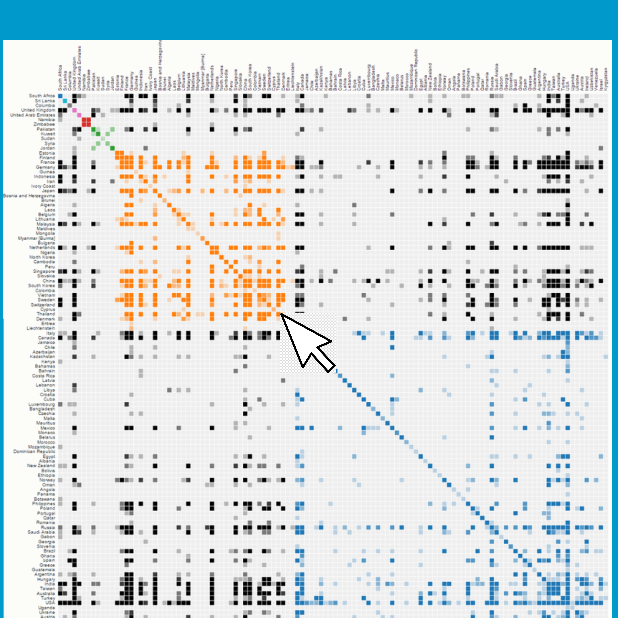
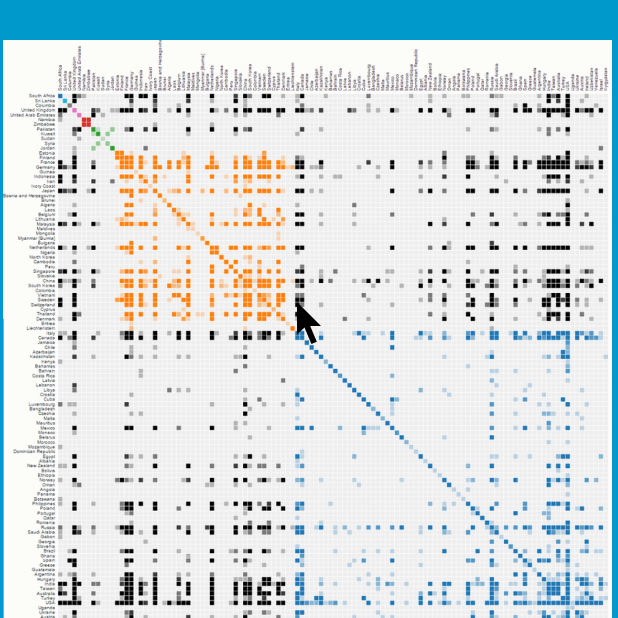
Before and after one commit to JustinKnueppel/FatFingerSelection, an Android app: the TwoDSelectActivity screen opened directly, with no data from a screen before it, on a phone screen of 412 x 824 dp, the top half of it. Run offline under Robolectric (Android 15) with nearby library versions, the phone set to English and light mode, and no system bars.

Commit message:
Change cursor to SVG

```diff
--- /dev/null
+++ b/app/src/main/res/drawable/mouse_pointer.xml
@@ -0,0 +1,13 @@
+<vector xmlns:android="http://schemas.android.com/apk/res/android"
+    android:width="15.959163dp"
+    android:height="27.966509dp"
+    android:viewportWidth="15.959163"
+    android:viewportHeight="27.966509">
+  <path
+      android:fillColor="#FF000000"
+      android:pathData="M3.5622,13.6095l3.5893,-1.5068l6.0271,14.357l-3.5893,1.5068z"
+      android:strokeWidth="1.94635117"/>
+  <path
+      android:fillColor="#FF000000"
+      android:pathData="M15.9592,15.9592l-15.9592,-15.9592l0,21.7979l5.8387,-5.6441l0.7785,-0.1946z"/>
+</vector>
--- a/app/src/main/res/layout/activity_two_d_select.xml
+++ b/app/src/main/res/layout/activity_two_d_select.xml
@@ -58,14 +58,13 @@
 
     <ImageView
         android:id="@+id/mousePointer"
-        android:layout_width="40dp"
-        android:layout_height="40dp"
-        android:background="#00FFFFFF"
+        android:layout_width="wrap_content"
+        android:layout_height="wrap_content"
         android:contentDescription="@string/mouse_alt"
         app:layout_constraintBottom_toBottomOf="@+id/adjacency_matrix"
-        app:layout_constraintEnd_toEndOf="@+id/adjacency_matrix"
+        app:layout_constraintEnd_toEndOf="parent"
         app:layout_constraintStart_toStartOf="parent"
-        app:layout_constraintTop_toTopOf="@+id/adjacency_matrix"
+        app:layout_constraintTop_toTopOf="parent"
         app:srcCompat="@drawable/mouse_pointer" />
 
 
```
Also changed, not shown: app/src/main/res/drawable/mouse_pointer.jpg (deleted).
